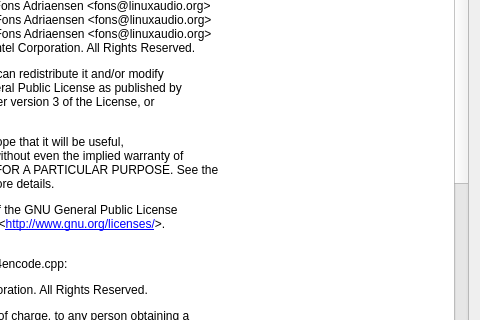
Before: the Qt Designer form ui_aboutdialog.ui in jljouannic/nageru, drawn with Qt 5; both pictures show x 204 to 684 and y 91 to 411 of the 684 by 544 pixel window.
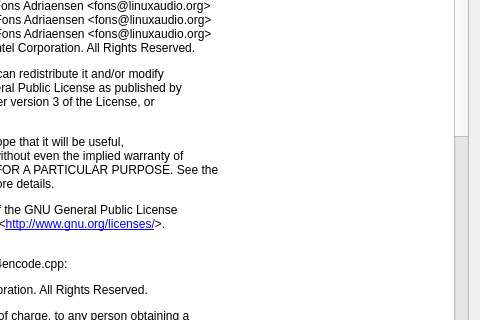
After: the same form once the commit is applied.

Commit message:
Fix compilation with LuaJIT 2.0 (which Debian stretch ships).
Reported by Marcus Nilsen.

The edit to the form file:
```diff
--- a/ui_aboutdialog.ui
+++ b/ui_aboutdialog.ui
@@ -103,6 +103,29 @@
 ARISING FROM, OUT OF OR IN CONNECTION WITH THE SOFTWARE OR THE USE OR OTHER
 DEALINGS IN THE SOFTWARE.&lt;/p&gt;
 
+&lt;p&gt;Marked parts of theme.cpp (Lua shims):&lt;/p&gt;
+
+&lt;p&gt;The MIT License (MIT)&lt;/p&gt;
+
+&lt;p&gt;Copyright (c) 2013 Hisham Muhammad&lt;/p&gt;
+
+&lt;p&gt;Permission is hereby granted, free of charge, to any person obtaining a copy of
+this software and associated documentation files (the "Software"), to deal in
+the Software without restriction, including without limitation the rights to
+use, copy, modify, merge, publish, distribute, sublicense, and/or sell copies of
+the Software, and to permit persons to whom the Software is furnished to do so,
+subject to the following conditions:&lt;/p&gt;
+
+&lt;p&gt;The above copyright notice and this permission notice shall be included in all
+copies or substantial portions of the Software.&lt;/p&gt;
+
+&lt;p&gt;THE SOFTWARE IS PROVIDED "AS IS", WITHOUT WARRANTY OF ANY KIND, EXPRESS OR
+IMPLIED, INCLUDING BUT NOT LIMITED TO THE WARRANTIES OF MERCHANTABILITY, FITNESS
+FOR A PARTICULAR PURPOSE AND NONINFRINGEMENT. IN NO EVENT SHALL THE AUTHORS OR
+COPYRIGHT HOLDERS BE LIABLE FOR ANY CLAIM, DAMAGES OR OTHER LIABILITY, WHETHER
+IN AN ACTION OF CONTRACT, TORT OR OTHERWISE, ARISING FROM, OUT OF OR IN
+CONNECTION WITH THE SOFTWARE OR THE USE OR OTHER DEALINGS IN THE SOFTWARE.&lt;/p&gt;
+
 &lt;/body&gt;&lt;/html&gt;
        </string>
      </property>
```
The commit also changes 2 other files.
